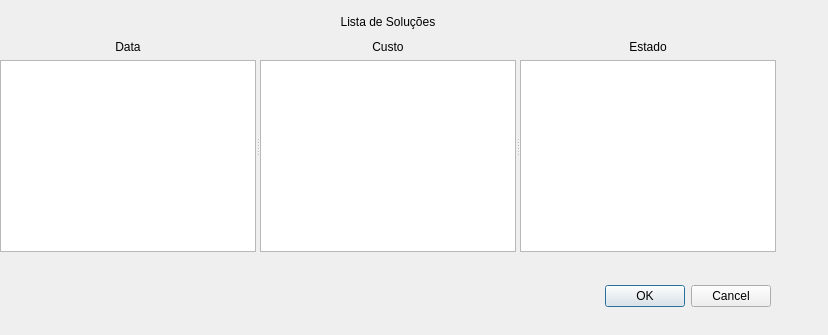
The window that listWindow.ui (tulioliveira/trabalho-cplex) describes before a commit, drawn with Qt 5.
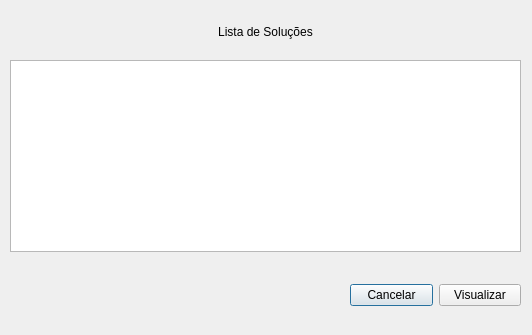
The same window after the commit.

```diff
--- a/listWindow.ui
+++ b/listWindow.ui
@@ -6,35 +6,19 @@
    <rect>
     <x>0</x>
     <y>0</y>
-    <width>828</width>
+    <width>532</width>
     <height>335</height>
    </rect>
   </property>
   <property name="windowTitle">
    <string>Dialog</string>
   </property>
-  <widget class="QDialogButtonBox" name="buttonBox">
-   <property name="geometry">
-    <rect>
-     <x>430</x>
-     <y>280</y>
-     <width>341</width>
-     <height>32</height>
-    </rect>
-   </property>
-   <property name="orientation">
-    <enum>Qt::Horizontal</enum>
-   </property>
-   <property name="standardButtons">
-    <set>QDialogButtonBox::Cancel|QDialogButtonBox::Ok</set>
-   </property>
-  </widget>
   <widget class="QWidget" name="layoutWidget">
    <property name="geometry">
     <rect>
-     <x>0</x>
+     <x>10</x>
      <y>10</y>
-     <width>776</width>
+     <width>511</width>
      <height>242</height>
     </rect>
    </property>
@@ -54,54 +38,10 @@
       <property name="orientation">
        <enum>Qt::Horizontal</enum>
       </property>
-      <widget class="QWidget" name="layoutWidget_2">
-       <layout class="QVBoxLayout" name="verticalLayout">
-        <item>
-         <widget class="QLabel" name="label_2">
-          <property name="text">
-           <string>Data</string>
-          </property>
-          <property name="alignment">
-           <set>Qt::AlignCenter</set>
-          </property>
-         </widget>
-        </item>
-        <item>
-         <widget class="QListWidget" name="listWidget"/>
-        </item>
-       </layout>
-      </widget>
-      <widget class="QWidget" name="layoutWidget_3">
-       <layout class="QVBoxLayout" name="verticalLayout_2">
-        <item>
-         <widget class="QLabel" name="label_4">
-          <property name="text">
-           <string>Custo</string>
-          </property>
-          <property name="alignment">
-           <set>Qt::AlignCenter</set>
-          </property>
-         </widget>
-        </item>
-        <item>
-         <widget class="QListWidget" name="listWidget_2"/>
-        </item>
-       </layout>
-      </widget>
       <widget class="QWidget" name="layoutWidget_4">
        <layout class="QVBoxLayout" name="verticalLayout_3">
         <item>
-         <widget class="QLabel" name="label_3">
-          <property name="text">
-           <string>Estado</string>
-          </property>
-          <property name="alignment">
-           <set>Qt::AlignCenter</set>
-          </property>
-         </widget>
-        </item>
-        <item>
-         <widget class="QListWidget" name="listWidget_3"/>
+         <widget class="QListWidget" name="listSolutions"/>
         </item>
        </layout>
       </widget>
@@ -109,6 +49,32 @@
     </item>
    </layout>
   </widget>
+  <widget class="QWidget" name="horizontalLayoutWidget">
+   <property name="geometry">
+    <rect>
+     <x>350</x>
+     <y>250</y>
+     <width>171</width>
+     <height>91</height>
+    </rect>
+   </property>
+   <layout class="QHBoxLayout" name="horizontalLayout">
+    <item>
+     <widget class="QPushButton" name="buttonExit">
+      <property name="text">
+       <string>Cancelar</string>
+      </property>
+     </widget>
+    </item>
+    <item>
+     <widget class="QPushButton" name="buttonOpenSolution">
+      <property name="text">
+       <string>Visualizar</string>
+      </property>
+     </widget>
+    </item>
+   </layout>
+  </widget>
  </widget>
  <resources/>
  <connections>
```
Left out of the diff: 37 changed lines with no effect on the pictures.
